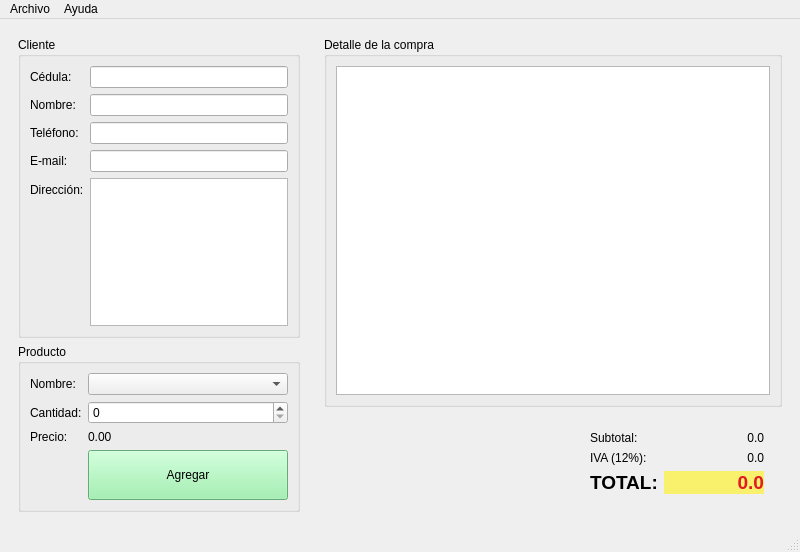
Old version of the form tienda.ui in the repository SamSami25/Tienda.
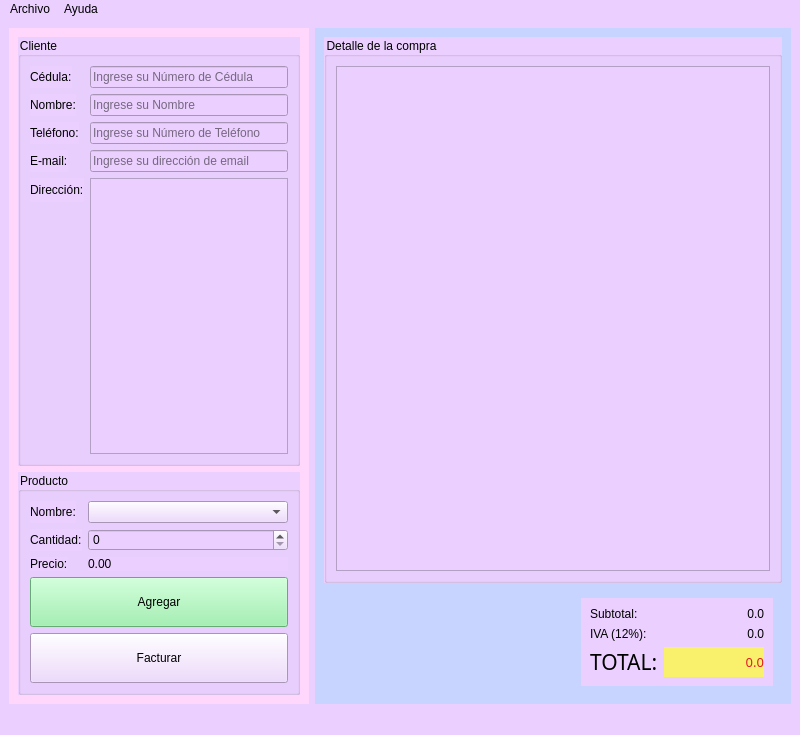
New version of the form. Icons and pictures are not drawn.

Diff of the .ui file:
```diff
--- a/tienda.ui
+++ b/tienda.ui
@@ -7,7 +7,7 @@
     <x>0</x>
     <y>0</y>
     <width>800</width>
-    <height>552</height>
+    <height>735</height>
    </rect>
   </property>
   <property name="windowTitle">
@@ -17,9 +17,12 @@
    <iconset resource="Recursos.qrc">
     <normaloff>:/new/prefix1/Recursos/img/Tienda.png</normaloff>:/new/prefix1/Recursos/img/Tienda.png</iconset>
   </property>
+  <property name="styleSheet">
+   <string notr="true">background-color: rgb(235, 208, 255);</string>
+  </property>
   <widget class="QWidget" name="centralwidget">
-   <layout class="QHBoxLayout" name="horizontalLayout_3">
-    <item>
+   <layout class="QFormLayout" name="formLayout_4">
+    <item row="0" column="0">
      <widget class="QWidget" name="widget" native="true">
       <property name="minimumSize">
        <size>
@@ -33,9 +36,16 @@
         <height>16777215</height>
        </size>
       </property>
+      <property name="styleSheet">
+       <string notr="true">background-color: rgb(255, 215, 253);</string>
+      </property>
       <layout class="QVBoxLayout" name="verticalLayout">
        <item>
         <widget class="QGroupBox" name="groupBox">
+         <property name="styleSheet">
+          <string notr="true">font: 10pt &quot;Amarillo&quot;;
+background-color: rgb(235, 208, 255);</string>
+         </property>
          <property name="title">
           <string>Cliente</string>
          </property>
@@ -48,7 +58,15 @@
            </widget>
           </item>
           <item row="0" column="1">
-           <widget class="QLineEdit" name="inCedula"/>
+           <widget class="QLineEdit" name="inCedula">
+            <property name="styleSheet">
+             <string notr="true">font: 12pt &quot;Letters for Learners&quot;;
+color: rgb(0, 0, 0);</string>
+            </property>
+            <property name="placeholderText">
+             <string>Ingrese su Número de Cédula</string>
+            </property>
+           </widget>
           </item>
           <item row="2" column="0">
            <widget class="QLabel" name="label_2">
@@ -58,7 +76,15 @@
            </widget>
           </item>
           <item row="2" column="1">
-           <widget class="QLineEdit" name="inNombre"/>
+           <widget class="QLineEdit" name="inNombre">
+            <property name="styleSheet">
+             <string notr="true">font: 12pt &quot;Letters for Learners&quot;;
+color: rgb(0, 0, 0);</string>
+            </property>
+            <property name="placeholderText">
+             <string>Ingrese su Nombre</string>
+            </property>
+           </widget>
           </item>
           <item row="4" column="0">
            <widget class="QLabel" name="label_3">
@@ -68,7 +94,15 @@
            </widget>
           </item>
           <item row="4" column="1">
-           <widget class="QLineEdit" name="inTelefono"/>
+           <widget class="QLineEdit" name="inTelefono">
+            <property name="styleSheet">
+             <string notr="true">font: 12pt &quot;Letters for Learners&quot;;
+color: rgb(0, 0, 0);</string>
+            </property>
+            <property name="placeholderText">
+             <string>Ingrese su Número de Teléfono</string>
+            </property>
+           </widget>
           </item>
           <item row="6" column="0">
            <widget class="QLabel" name="label_4">
@@ -78,7 +112,15 @@
            </widget>
           </item>
           <item row="6" column="1">
-           <widget class="QLineEdit" name="inEmail"/>
+           <widget class="QLineEdit" name="inEmail">
+            <property name="styleSheet">
+             <string notr="true">font: 12pt &quot;Letters for Learners&quot;;
+color: rgb(0, 0, 0);</string>
+            </property>
+            <property name="placeholderText">
+             <string>Ingrese su dirección de email</string>
+            </property>
+           </widget>
           </item>
           <item row="8" column="0">
            <widget class="QLabel" name="label_5">
@@ -89,6 +131,10 @@
           </item>
           <item row="8" column="1">
            <widget class="QPlainTextEdit" name="inDireccion">
+            <property name="styleSheet">
+             <string notr="true">font: 12pt &quot;Letters for Learners&quot;;
+color: rgb(0, 0, 0);</string>
+            </property>
             <property name="lineWidth">
              <number>3</number>
             </property>
@@ -99,6 +145,10 @@
        </item>
        <item>
         <widget class="QGroupBox" name="groupBox_2">
+         <property name="styleSheet">
+          <string notr="true">font: 10pt &quot;Amarillo&quot;;
+background-color: rgb(235, 208, 255);</string>
+         </property>
          <property name="title">
           <string>Producto</string>
          </property>
@@ -111,33 +161,43 @@
            </widget>
           </item>
           <item row="0" column="1">
-           <widget class="QComboBox" name="inProducto"/>
+           <widget class="QComboBox" name="inProducto">
+            <property name="styleSheet">
+             <string notr="true">font: 12pt &quot;Letters for Learners&quot;;
+color: rgb(0, 0, 0);</string>
+            </property>
+           </widget>
           </item>
-          <item row="2" column="0">
+          <item row="1" column="0">
            <widget class="QLabel" name="label_7">
             <property name="text">
              <string>Cantidad:</string>
             </property>
            </widget>
           </item>
-          <item row="2" column="1">
-           <widget class="QSpinBox" name="inCantidad"/>
+          <item row="1" column="1">
+           <widget class="QSpinBox" name="inCantidad">
+            <property name="styleSheet">
+             <string notr="true">font: 12pt &quot;Letters for Learners&quot;;
+color: rgb(0, 0, 0);</string>
+            </property>
+           </widget>
           </item>
-          <item row="4" column="0">
+          <item row="2" column="0">
            <widget class="QLabel" name="label_8">
             <property name="text">
              <string>Precio:</string>
             </property>
            </widget>
           </item>
-          <item row="4" column="1">
+          <item row="2" column="1">
            <widget class="QLabel" name="outPrecio">
             <property name="text">
              <string>0.00</string>
             </property>
            </widget>
           </item>
-          <item row="7" column="1">
+          <item row="3" column="0" colspan="2">
            <widget class="QPushButton" name="btnAgregar">
             <property name="minimumSize">
              <size>
@@ -151,6 +211,30 @@
             <property name="text">
              <string>Agregar</string>
             </property>
+            <property name="icon">
+             <iconset>
+              <normaloff>Recursos/img/anadir-al-carrito.png</normaloff>Recursos/img/anadir-al-carrito.png</iconset>
+            </property>
+           </widget>
+          </item>
+          <item row="4" column="0" colspan="2">
+           <widget class="QPushButton" name="pushButton">
+            <property name="minimumSize">
+             <size>
+              <width>0</width>
+              <height>50</height>
+             </size>
+            </property>
+            <property name="styleSheet">
+             <string notr="true">font: 700 italic 18pt &quot;Avengeance Heroic Avenger&quot;;</string>
+            </property>
+            <property name="text">
+             <string>Facturar</string>
+            </property>
+            <property name="icon">
+             <iconset resource="Recursos.qrc">
+              <normaloff>:/new/prefix1/Recursos/img/factura.png</normaloff>:/new/prefix1/Recursos/img/factura.png</iconset>
+            </property>
            </widget>
           </item>
          </layout>
@@ -159,17 +243,31 @@
       </layout>
      </widget>
     </item>
-    <item>
+    <item row="0" column="1">
      <widget class="QWidget" name="widget_2" native="true">
+      <property name="styleSheet">
+       <string notr="true">background-color: rgb(199, 212, 255);</string>
+      </property>
       <layout class="QVBoxLayout" name="verticalLayout_2">
        <item>
         <widget class="QGroupBox" name="groupBox_3">
+         <property name="styleSheet">
+          <string notr="true">font: 12pt &quot;Letters for Learners&quot;;
+color: rgb(0, 0, 0);
+background-color: rgb(235, 208, 255);</string>
+         </property>
          <property name="title">
           <string>Detalle de la compra</string>
          </property>
          <layout class="QHBoxLayout" name="horizontalLayout_2">
           <item>
-           <widget class="QTableWidget" name="outDetalle"/>
+           <widget class="QTableWidget" name="outDetalle">
+            <property name="styleSheet">
+             <string notr="true">font: 14pt &quot;Letters for Learners&quot;;
+color: rgb(0, 0, 0);
+background-color: rgb(235, 208, 255);</string>
+            </property>
+           </widget>
           </item>
          </layout>
         </widget>
@@ -192,6 +290,11 @@
           </item>
           <item>
            <widget class="QWidget" name="widget_4" native="true">
+            <property name="styleSheet">
+             <string notr="true">font: 10pt &quot;Amarillo&quot;;
+color: rgb(0, 0, 0);
+background-color: rgb(235, 208, 255);</string>
+            </property>
             <layout class="QFormLayout" name="formLayout_3">
              <item row="0" column="0">
               <widget class="QLabel" name="label_10">
@@ -243,10 +346,15 @@
               <widget class="QLabel" name="label_12">
                <property name="font">
                 <font>
-                 <pointsize>14</pointsize>
-                 <bold>true</bold>
+                 <family>BubbleGum</family>
+                 <pointsize>16</pointsize>
+                 <italic>false</italic>
+                 <bold>false</bold>
                 </font>
                </property>
+               <property name="styleSheet">
+                <string notr="true">font: 16pt &quot;BubbleGum&quot;;</string>
+               </property>
                <property name="text">
                 <string>TOTAL:</string>
                </property>
@@ -262,8 +370,10 @@
                </property>
                <property name="font">
                 <font>
-                 <pointsize>14</pointsize>
-                 <bold>true</bold>
+                 <family>Amarillo</family>
+                 <pointsize>10</pointsize>
+                 <italic>false</italic>
+                 <bold>false</bold>
                 </font>
                </property>
                <property name="styleSheet">
@@ -299,6 +409,12 @@
     </rect>
    </property>
    <widget class="QMenu" name="menuArchivo">
+    <property name="font">
+     <font>
+      <family>Captain Blackjack</family>
+      <pointsize>12</pointsize>
+     </font>
+    </property>
     <property name="title">
      <string>Archivo</string>
     </property>
@@ -311,6 +427,12 @@
     <addaction name="actionSalir"/>
    </widget>
    <widget class="QMenu" name="menuAyuda">
+    <property name="font">
+     <font>
+      <family>Captain Blackjack</family>
+      <pointsize>12</pointsize>
+     </font>
+    </property>
     <property name="title">
      <string>Ayuda</string>
     </property>
```
Left out of the diff: 33 changed lines with no effect on the pictures.
